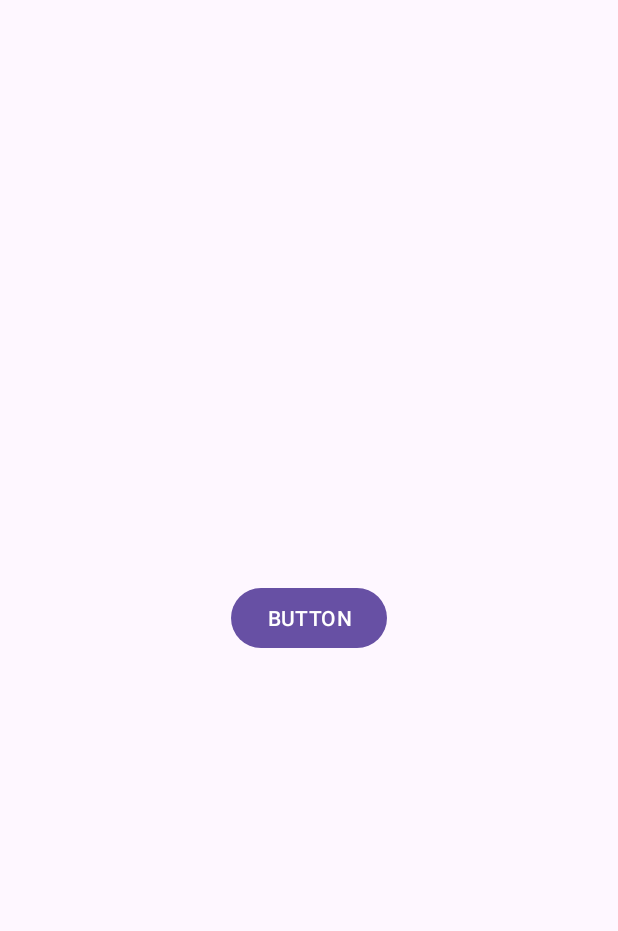
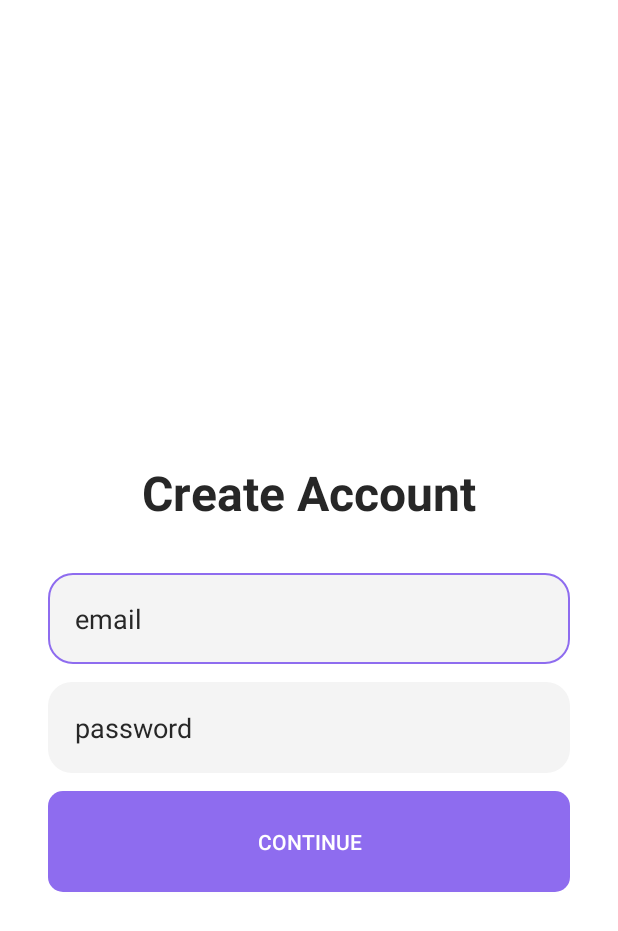
Before and after one commit to Potskhverashvili/GeoLab-Assignments, an Android app: the screen it shows after launch (MainActivity), on a phone screen of 412 x 824 dp. Shown: the top 931 px of the screen. Run offline under Robolectric (Android 15) with nearby library versions, the phone set to English and light mode, and no system bars.

Commit message:
sign up page

```diff
--- a/5-Assignment-MiniShop/app/src/main/AndroidManifest.xml
+++ b/5-Assignment-MiniShop/app/src/main/AndroidManifest.xml
@@ -14,7 +14,9 @@
         tools:targetApi="31">
         <activity
             android:name=".MainActivity"
-            android:exported="true">
+            android:exported="true"
+            android:windowSoftInputMode="adjustResize">
+
             <intent-filter>
                 <action android:name="android.intent.action.MAIN" />
 
--- /dev/null
+++ b/5-Assignment-MiniShop/app/src/main/res/drawable/selector_text_filed.xml
@@ -0,0 +1,9 @@
+<?xml version="1.0" encoding="utf-8"?>
+<selector xmlns:android="http://schemas.android.com/apk/res/android">
+
+
+    <item android:drawable="@drawable/shape_text_field" android:state_focused="false" />
+    <item android:drawable="@drawable/shape_text_field_selected" android:state_focused="true" />
+
+
+</selector>
--- /dev/null
+++ b/5-Assignment-MiniShop/app/src/main/res/drawable/shape_button.xml
@@ -0,0 +1,12 @@
+<?xml version="1.0" encoding="utf-8"?>
+<shape xmlns:android="http://schemas.android.com/apk/res/android">
+
+    <solid android:color="#8E6CEF" />
+    <corners android:radius="10dp" />
+
+    <padding
+        android:bottom="24dp"
+        android:left="24dp"
+        android:right="24dp"
+        android:top="24dp" />
+</shape>
--- /dev/null
+++ b/5-Assignment-MiniShop/app/src/main/res/drawable/shape_text_field.xml
@@ -0,0 +1,13 @@
+<?xml version="1.0" encoding="utf-8"?>
+<shape xmlns:android="http://schemas.android.com/apk/res/android">
+
+    <solid android:color="@color/text_field_background" />
+    <corners android:radius="16dp" />
+
+    <padding
+        android:bottom="18dp"
+        android:left="18dp"
+        android:right="18dp"
+        android:top="18dp" />
+
+</shape>
--- /dev/null
+++ b/5-Assignment-MiniShop/app/src/main/res/drawable/shape_text_field_selected.xml
@@ -0,0 +1,17 @@
+<?xml version="1.0" encoding="utf-8"?>
+<shape xmlns:android="http://schemas.android.com/apk/res/android">
+
+
+    <solid android:color="@color/text_field_background" />
+    <corners android:radius="16dp" />
+
+    <padding
+        android:bottom="18dp"
+        android:left="18dp"
+        android:right="18dp"
+        android:top="18dp" />
+
+    <stroke android:width="1dp"
+        android:color="#8E6CEF" />
+
+</shape>
--- a/5-Assignment-MiniShop/app/src/main/res/layout/activity_main.xml
+++ b/5-Assignment-MiniShop/app/src/main/res/layout/activity_main.xml
@@ -5,26 +5,65 @@
     android:id="@+id/main"
     android:layout_width="match_parent"
     android:layout_height="match_parent"
+    android:background="@color/background_color"
     tools:context=".MainActivity">
 
     <TextView
+        android:id="@+id/createAccount"
         android:layout_width="wrap_content"
         android:layout_height="wrap_content"
-        android:text="Hello World!"
+        android:layout_marginBottom="32dp"
+        android:text="@string/create_account"
+        android:textColor="@color/create_text_color"
+        android:textSize="32sp"
+        android:textStyle="bold"
+        app:layout_constraintBottom_toTopOf="@+id/emailField"
+        app:layout_constraintEnd_toEndOf="parent"
+        app:layout_constraintStart_toStartOf="parent" />
+
+
+    <EditText
+        android:id="@+id/emailField"
+        android:layout_width="0dp"
+        android:layout_height="wrap_content"
+        android:layout_marginHorizontal="32dp"
+        android:autofillHints="emailAddress"
+        android:background="@drawable/selector_text_filed"
+        android:hint="@string/email_text"
+        android:textColor="@color/input_text_color"
+        android:textColorHint="@color/text_hint_color"
         app:layout_constraintBottom_toBottomOf="parent"
         app:layout_constraintEnd_toEndOf="parent"
         app:layout_constraintStart_toStartOf="parent"
         app:layout_constraintTop_toTopOf="parent" />
 
+    <EditText
+        android:id="@+id/passwordField"
+        android:layout_width="0dp"
+        android:layout_height="wrap_content"
+        android:layout_marginHorizontal="32dp"
+        android:layout_marginTop="12dp"
+        android:background="@drawable/selector_text_filed"
+        android:hint="@string/password_text"
+        android:textColor="@color/input_text_color"
+        android:textColorHint="@color/text_hint_color"
+        app:layout_constraintEnd_toEndOf="parent"
+        app:layout_constraintStart_toStartOf="parent"
+        app:layout_constraintTop_toBottomOf="@+id/emailField" />
+
 
     <Button
-        android:layout_width="wrap_content"
+        android:id="@+id/continueButton"
+        android:layout_width="0dp"
         android:layout_height="wrap_content"
-        android:text="BUTTON"
+        android:layout_marginTop="12dp"
+        android:background="@drawable/shape_button"
+        android:text="@string/continue_button"
+        android:textColor="@color/white"
+        app:layout_constraintEnd_toEndOf="@+id/passwordField"
+        app:layout_constraintStart_toStartOf="@+id/passwordField"
+        app:layout_constraintTop_toBottomOf="@+id/passwordField"
+        app:rippleColor="#FF5722" />
 
-        app:layout_constraintBottom_toBottomOf="parent"
-        app:layout_constraintEnd_toEndOf="parent"
-        app:layout_constraintStart_toStartOf="parent"
-        app:layout_constraintTop_toTopOf="parent" />
 
 </androidx.constraintlayout.widget.ConstraintLayout>
--- /dev/null
+++ b/5-Assignment-MiniShop/app/src/main/res/values-night/colors.xml
@@ -0,0 +1,9 @@
+<?xml version="1.0" encoding="utf-8"?>
+<resources>
+
+    <color name="background_color">#1D182A</color>"
+    <color name="text_field_background">#342F3F</color>
+    <color name="text_hint_color">#FFFFFF</color>
+    <color name="create_text_color">#FFFFFF</color>
+    <color name="input_text_color">#FFFFFF</color>
+</resources>
--- a/5-Assignment-MiniShop/app/src/main/res/values-night/themes.xml
+++ b/5-Assignment-MiniShop/app/src/main/res/values-night/themes.xml
@@ -1,6 +1,6 @@
 <resources xmlns:tools="http://schemas.android.com/tools">
     <!-- Base application theme. -->
-    <style name="Base.Theme.MiniShop" parent="Theme.Material3.DayNight.NoActionBar">
+    <style name="Base.Theme.MiniShop" parent="Theme.Design.Light.NoActionBar">
         <!-- Customize your dark theme here. -->
         <!-- <item name="colorPrimary">@color/my_dark_primary</item> -->
     </style>
--- a/5-Assignment-MiniShop/app/src/main/res/values/colors.xml
+++ b/5-Assignment-MiniShop/app/src/main/res/values/colors.xml
@@ -2,4 +2,10 @@
 <resources>
     <color name="black">#FF000000</color>
     <color name="white">#FFFFFFFF</color>
+
+    <color name="background_color">#FFFFFF</color>"
+    <color name="text_field_background">#F4F4F4</color>
+    <color name="text_hint_color">#272727</color>
+    <color name="create_text_color">#272727</color>
+    <color name="input_text_color">#FF000000</color>
 </resources>
--- a/5-Assignment-MiniShop/app/src/main/res/values/strings.xml
+++ b/5-Assignment-MiniShop/app/src/main/res/values/strings.xml
@@ -1,3 +1,10 @@
 <resources>
-    <string name="app_name">MiniShop</string>
+    <string name="app_name" translatable="false">MiniShop</string>
+
+    <string name="create_account">Create Account</string>"
+    <string name="email_text">email</string>
+    <string name="password_text">password</string>
+    <string name="continue_button">Continue</string>
+
+
 </resources>
--- a/5-Assignment-MiniShop/app/src/main/res/values/themes.xml
+++ b/5-Assignment-MiniShop/app/src/main/res/values/themes.xml
@@ -1,6 +1,6 @@
 <resources xmlns:tools="http://schemas.android.com/tools">
     <!-- Base application theme. -->
-    <style name="Base.Theme.MiniShop" parent="Theme.Material3.DayNight.NoActionBar">
+    <style name="Base.Theme.MiniShop" parent="Theme.Design.Light.NoActionBar">
         <!-- Customize your light theme here. -->
         <!-- <item name="colorPrimary">@color/my_light_primary</item> -->
     </style>
```
Also changed, not shown: 1 other file.
